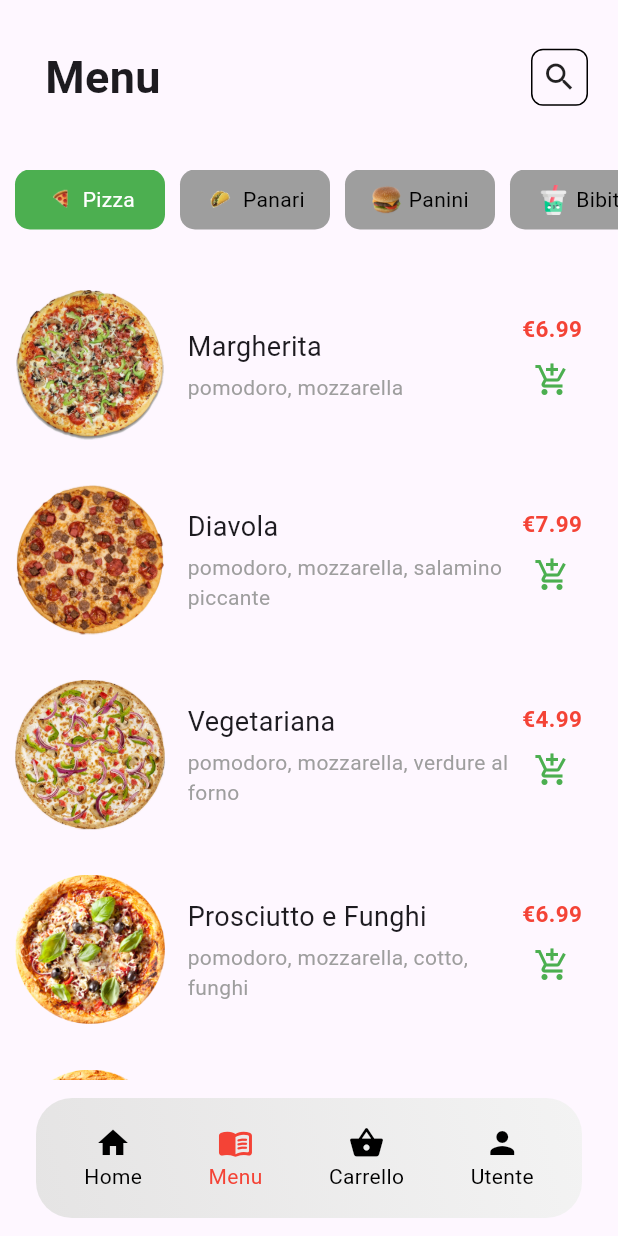
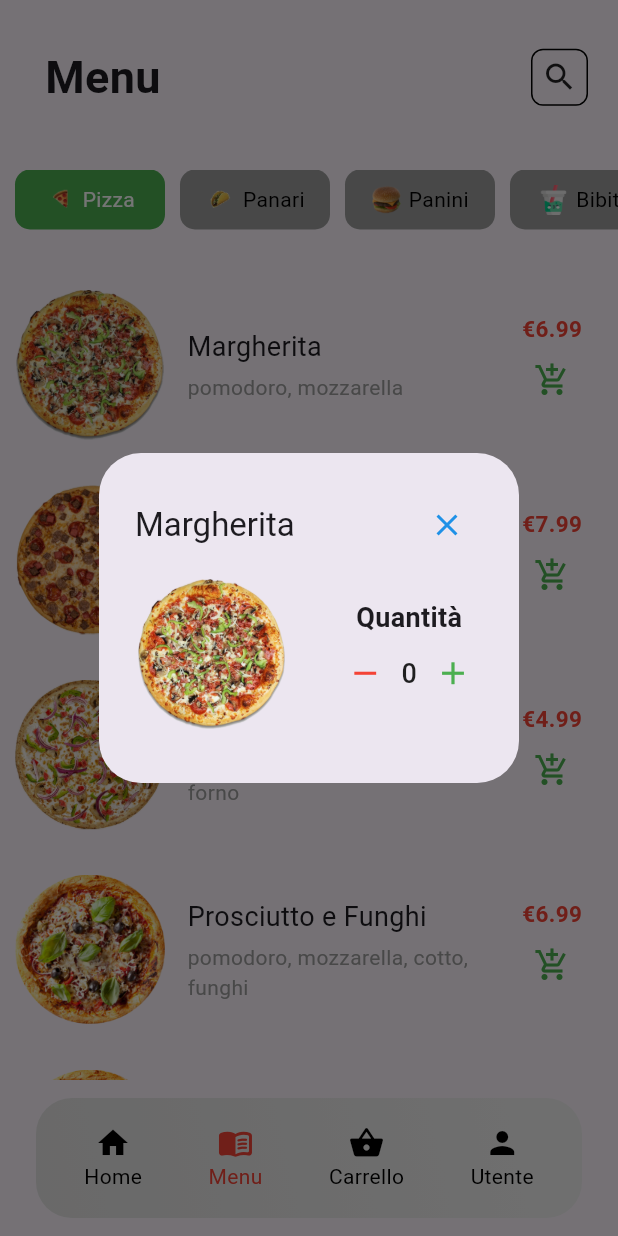
Before and after one commit to umberto-bianchin/app-pizzeria, a Flutter app: the screen it shows after launch, item 2 of the bottom bar chosen, after a tap on the "add shopping cart" icon, on a phone screen of 412 x 824 dp. Run offline on Flutter 3.47's test engine with Material 2 defaults, Android fonts, the phone set to English and light mode, and no system bars; our stand-ins replace google_maps_flutter; Roboto replaces fonts that are missing (Gilroy); statements that could not run were skipped.

Commit message:
cart button

```diff
--- /dev/null
+++ b/lib/widget/item_cart_add.dart
@@ -0,0 +1,33 @@
+import 'package:app_pizzeria/widget/menu_item.dart';
+import 'package:app_pizzeria/widget/quantity_selector.dart';
+import 'package:flutter/material.dart';
+
+class ItemCart extends StatefulWidget {
+  const ItemCart({super.key, required this.menuItem});
+
+  final MenuItem menuItem;
+
+  @override
+  State<ItemCart> createState() => _ItemCartState();
+}
+
+class _ItemCartState extends State<ItemCart> {
+  @override
+  Widget build(BuildContext context) {
+    return Column(
+      children: [
+        Row(
+          mainAxisAlignment: MainAxisAlignment.spaceBetween,
+          children: [
+            Image(
+              image: AssetImage(widget.menuItem.image),
+              height: 100.0,
+              width: 100.0,
+            ),
+            NumericStepButton(onChanged: (int x) {})
+          ],
+        )
+      ],
+    );
+  }
+}
--- a/lib/widget/menu_item.dart
+++ b/lib/widget/menu_item.dart
@@ -1,5 +1,6 @@
 import 'package:flutter/material.dart';
 import 'package:app_pizzeria/widget/categories_buttons_tab.dart';
+import 'package:app_pizzeria/widget/item_cart_add.dart';
 
 class MenuItem extends StatelessWidget {
   const MenuItem(
@@ -103,7 +104,38 @@ class MenuItem extends StatelessWidget {
                             fontSize: 15.0),
                       ),
                       IconButton(
-                        onPressed: () {},
+                        onPressed: () {
+                          showDialog(
+                              context: context,
+                              builder: (context) {
+                                return SimpleDialog(
+                                  alignment: Alignment.center,
+                                  title: Row(
+                                    mainAxisAlignment:
+                                        MainAxisAlignment.spaceBetween,
+                                    children: [
+                                      Text(
+                                        name,
+                                        textAlign: TextAlign.center,
+                                      ),
+                                      IconButton(
+                                          icon: const Icon(Icons.close),
+                                          color: const Color(0xFF1F91E7),
+                                          onPressed: () {
+                                            Navigator.of(context).pop();
+                                          }),
+                                    ],
+                                  ),
+                                  children: [
+                                    Padding(
+                                      padding: const EdgeInsets.only(
+                                          left: 25, right: 20, bottom: 20),
+                                      child: ItemCart(menuItem: this),
+                                    ),
+                                  ],
+                                );
+                              });
+                        },
                         icon: const Icon(
                           Icons.add_shopping_cart,
                           color: Colors.green,
--- /dev/null
+++ b/lib/widget/quantity_selector.dart
@@ -0,0 +1,83 @@
+import 'package:flutter/material.dart';
+
+class NumericStepButton extends StatefulWidget {
+  final int minValue;
+  final int maxValue;
+
+  final ValueChanged<int> onChanged;
+
+  const NumericStepButton(
+      {super.key,
+      this.minValue = 0,
+      this.maxValue = 50,
+      required this.onChanged});
+
+  @override
+  State<NumericStepButton> createState() {
+    return _NumericStepButtonState();
+  }
+}
+
+class _NumericStepButtonState extends State<NumericStepButton> {
+  int counter = 0;
+
+  @override
+  Widget build(BuildContext context) {
+    return Column(
+      children: [
+        const Text(
+          "Quantità",
+          style: TextStyle(fontWeight: FontWeight.bold, fontSize: 18),
+        ),
+        Row(
+          mainAxisAlignment: MainAxisAlignment.spaceAround,
+          children: [
+            IconButton(
+              icon: const Icon(
+                Icons.remove,
+                color: Colors.red,
+              ),
+              padding:
+                  const EdgeInsets.symmetric(vertical: 4.0, horizontal: 8.0),
+              iconSize: 25.0,
+              onPressed: () {
+                setState(() {
+                  if (counter > widget.minValue) {
+                    counter--;
+                  }
+                  widget.onChanged(counter);
+                });
+              },
+            ),
+            Text(
+              '$counter',
+              textAlign: TextAlign.center,
+              style: const TextStyle(
+                color: Colors.black87,
+                fontSize: 18.0,
+                fontWeight: FontWeight.w500,
+              ),
+            ),
+            IconButton(
+              icon: const Icon(
+                Icons.add,
+                color: Colors.green,
+              ),
+              padding:
+                  const EdgeInsets.symmetric(vertical: 4.0, horizontal: 8.0),
+              iconSize: 25.0,
+              onPressed: () {
+                setState(() {
+                  if (counter < widget.maxValue) {
+                    counter++;
+                  }
+                  widget.onChanged(counter);
+                });
+              },
+            ),
+          ],
+        ),
+      ],
+    );
+  }
+}
--- a/pubspec.yaml
+++ b/pubspec.yaml
@@ -37,6 +37,7 @@ dependencies:
   cupertino_icons: ^1.0.2
   sliding_up_panel: ^2.0.0+1
   google_maps_flutter: ^2.4.0
+  quantity_input: ^1.0.2
 
 dev_dependencies:
   flutter_test:
```
Also changed, not shown: lib/screen/menu.dart (line endings or trailing spaces), pubspec.lock.
